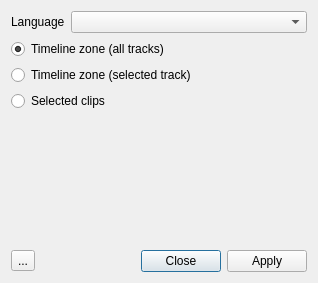
Above: src/ui/speechdialog_ui.ui from KDE/kdenlive before the change. Below: the same form after it.
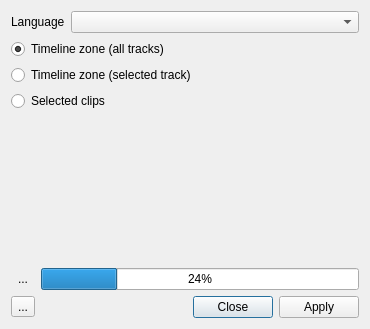
That is the form after the change. Custom widgets are drawn as their Qt base class.

Commit message: Various fixes for speech recognition subtitles (show progress, don't terminate before process finished)

Diff of the .ui file:
```diff
--- a/src/ui/speechdialog_ui.ui
+++ b/src/ui/speechdialog_ui.ui
@@ -6,8 +6,8 @@
    <rect>
     <x>0</x>
     <y>0</y>
-    <width>318</width>
-    <height>283</height>
+    <width>370</width>
+    <height>329</height>
    </rect>
   </property>
   <property name="windowTitle">
@@ -68,10 +68,55 @@
      </property>
     </spacer>
    </item>
-   <item row="5" column="0" colspan="2">
-    <widget class="KMessageWidget" name="speech_info"/>
+   <item row="6" column="0" colspan="2">
+    <widget class="QFrame" name="frame_progress">
+     <property name="frameShape">
+      <enum>QFrame::NoFrame</enum>
+     </property>
+     <property name="frameShadow">
+      <enum>QFrame::Plain</enum>
+     </property>
+     <layout class="QHBoxLayout" name="horizontalLayout">
+      <property name="leftMargin">
+       <number>0</number>
+      </property>
+      <property name="topMargin">
+       <number>0</number>
+      </property>
+      <property name="rightMargin">
+       <number>0</number>
+      </property>
+      <property name="bottomMargin">
+       <number>0</number>
+      </property>
+      <item>
+       <widget class="QToolButton" name="button_abort">
+        <property name="text">
+         <string>...</string>
+        </property>
+        <property name="autoRaise">
+         <bool>true</bool>
+        </property>
+       </widget>
+      </item>
+      <item>
+       <widget class="QProgressBar" name="speech_progress">
+        <property name="value">
+         <number>24</number>
+        </property>
+       </widget>
+      </item>
+     </layout>
+    </widget>
    </item>
-   <item row="6" column="1">
+   <item row="7" column="0">
+    <widget class="QToolButton" name="vosk_config">
+     <property name="text">
+      <string>...</string>
+     </property>
+    </widget>
+   </item>
+   <item row="7" column="1">
     <widget class="QDialogButtonBox" name="buttonBox">
      <property name="orientation">
       <enum>Qt::Horizontal</enum>
@@ -81,12 +126,8 @@
      </property>
     </widget>
    </item>
-   <item row="6" column="0">
-    <widget class="QToolButton" name="vosk_config">
-     <property name="text">
-      <string>...</string>
-     </property>
-    </widget>
+   <item row="5" column="0" colspan="2">
+    <widget class="KMessageWidget" name="speech_info"/>
    </item>
   </layout>
  </widget>
```
The commit also changes 5 other files.
